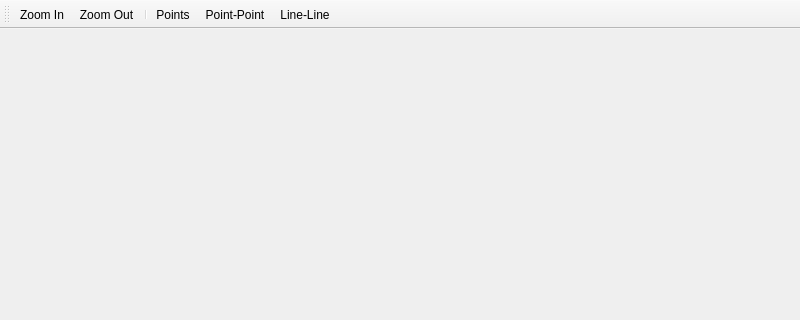
Before: the Qt Designer form window.ui in JimStein/origami-1, drawn with Qt 5; both pictures show x 0 to 800 and y 0 to 320 of the 800 by 600 pixel window.
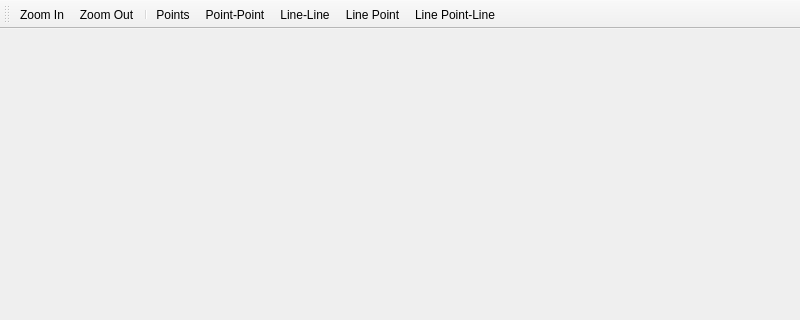
After: the same form once the commit is applied.

Commit message: Add Huzita-Justin folds 4 and 7

Diff of the .ui file:
```diff
--- a/window.ui
+++ b/window.ui
@@ -70,6 +70,8 @@
    <addaction name="actionPoints"/>
    <addaction name="actionPointPoint"/>
    <addaction name="actionLineLine"/>
+   <addaction name="actionLinePoint"/>
+   <addaction name="actionLinePointLine"/>
   </widget>
   <action name="actionZoomIn">
    <property name="text">
@@ -96,6 +98,16 @@
     <string>Line-Line</string>
    </property>
   </action>
+  <action name="actionLinePoint">
+   <property name="text">
+    <string>Line Point</string>
+   </property>
+  </action>
+  <action name="actionLinePointLine">
+   <property name="text">
+    <string>Line Point-Line</string>
+   </property>
+  </action>
  </widget>
  <resources/>
  <connections/>
```
The commit also changes 2 other files.
